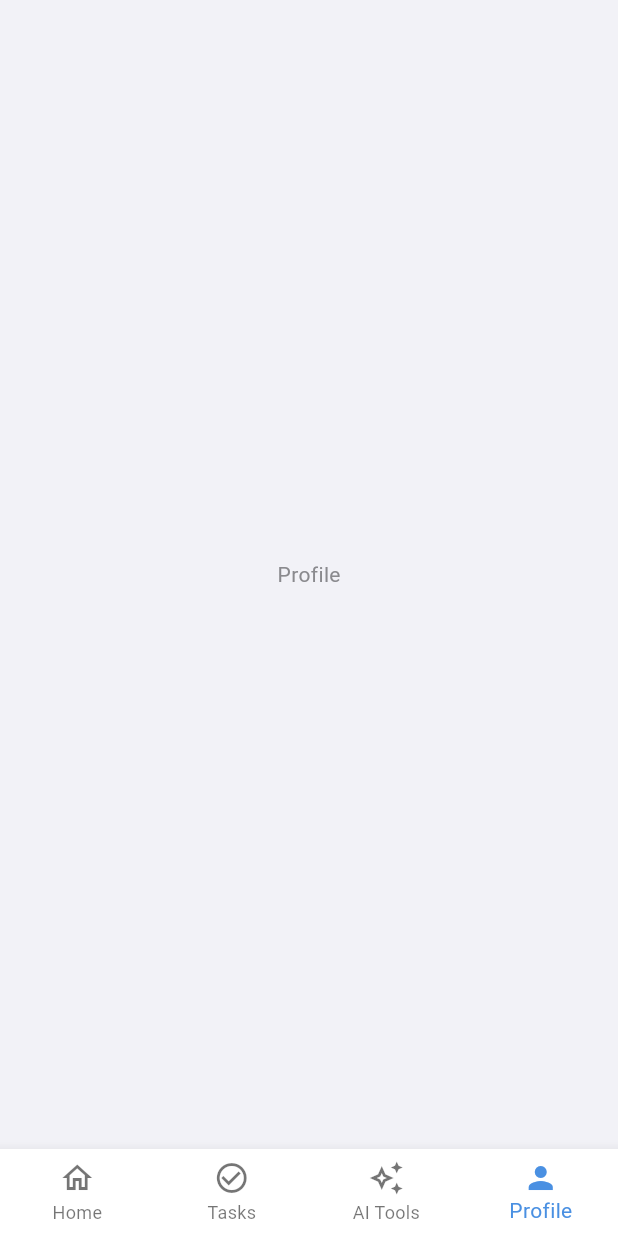
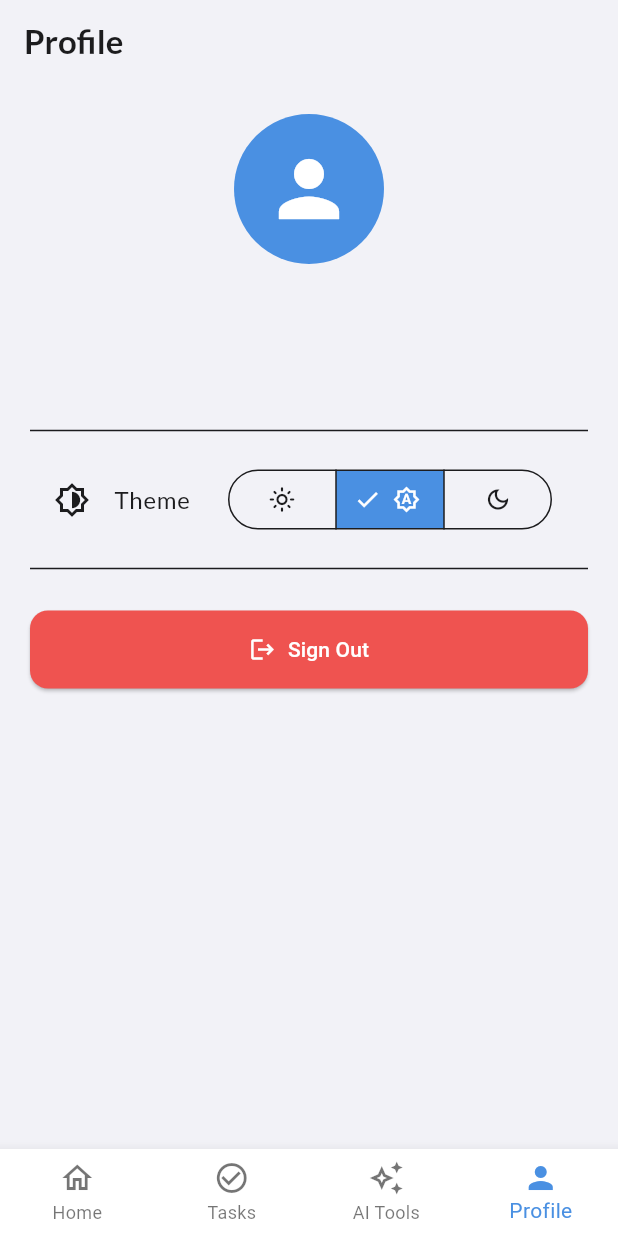
Before and after one commit to devameerhamxa/taskflow_AI, a Flutter app: the screen it shows once a user with an empty profile is signed in, item 4 of the bottom bar chosen, on a phone screen of 412 x 824 dp. Run offline on Flutter 3.47's test engine with Material 3 defaults, Android fonts, the phone set to English and light mode, and no system bars; our stand-ins replace cloud_firestore, firebase_auth, firebase_core, flutter_dotenv, flutter_riverpod, flutter_svg and 5 more; accounts and stored records are empty.

Commit message:
profile updated

```diff
--- /dev/null
+++ b/devtools_options.yaml
@@ -0,0 +1,3 @@
+description: This file stores settings for Dart & Flutter DevTools.
+documentation: https://docs.flutter.dev/tools/devtools/extensions#configure-extension-enablement-states
+extensions:
--- /dev/null
+++ b/lib/core/providers/theme_provider.dart
@@ -0,0 +1,41 @@
+import 'package:flutter/material.dart';
+import 'package:flutter_riverpod/flutter_riverpod.dart';
+import 'package:shared_preferences/shared_preferences.dart';
+
+// 1. A new provider that will expose the SharedPreferences instance.
+// We throw an error because it MUST be overridden in main.dart.
+final sharedPreferencesProvider = Provider<SharedPreferences>((ref) {
+  throw UnimplementedError();
+});
+
+// 2. The theme provider now depends on the SharedPreferences provider.
+final themeNotifierProvider = StateNotifierProvider<ThemeNotifier, ThemeMode>((
+  ref,
+) {
+  final prefs = ref.watch(sharedPreferencesProvider);
+  return ThemeNotifier(prefs);
+});
+
+class ThemeNotifier extends StateNotifier<ThemeMode> {
+  static const _themePreferenceKey = 'theme_preference';
+  final SharedPreferences _prefs;
+
+  // 3. The constructor now accepts the SharedPreferences instance.
+  ThemeNotifier(this._prefs) : super(ThemeMode.system) {
+    _loadTheme();
+  }
+
+  // Load theme using the provided instance.
+  void _loadTheme() {
+    final themeIndex = _prefs.getInt(_themePreferenceKey) ?? 0;
+    state = ThemeMode.values[themeIndex];
+  }
+
+  // Set theme using the provided instance.
+  Future<void> setTheme(ThemeMode themeMode) async {
+    if (state != themeMode) {
+      state = themeMode;
+      await _prefs.setInt(_themePreferenceKey, themeMode.index);
+    }
+  }
+}
--- a/lib/features/auth/application/auth_providers.dart
+++ b/lib/features/auth/application/auth_providers.dart
@@ -4,32 +4,41 @@ import 'package:taskflow_ai/features/auth/domain/auth_repository.dart';
 import 'package:taskflow_ai/features/auth/domain/user_profile_model.dart';
 import 'package:taskflow_ai/features/auth/infrastructure/firebase_auth_repository.dart';
 
-// 1. Repository Provider
+// 1. Repository Provider (no change)
 final authRepositoryProvider = Provider<AuthRepository>((ref) {
   return FirebaseAuthRepository();
 });
 
-// 2. Auth State Changes Provider
+// 2. Auth State Changes Provider (no change)
 final authStateChangesProvider = StreamProvider<User?>((ref) {
   final authRepository = ref.watch(authRepositoryProvider);
   return authRepository.authStateChanges;
 });
 
-// 3. Auth Controller Provider (StateNotifier)
+// --- THIS IS THE FIX ---
+// 4. User Profile Provider (Corrected Logic)
+final userProfileProvider = FutureProvider<UserProfile?>((ref) {
+  // Watch the AsyncValue of the auth state stream
+  final authState = ref.watch(authStateChangesProvider);
+  final authRepository = ref.watch(authRepositoryProvider);
+
+  // Get the user from the AsyncValue.data
+  final user = authState.asData?.value;
+
+  // If the user is logged in, fetch their profile. Otherwise, return null.
+  if (user != null) {
+    return authRepository.getUserProfile(user.uid);
+  }
+  return null;
+});
+// --- END OF FIX ---
+
+// 3. Auth Controller Provider (no change needed here)
 final authControllerProvider = StateNotifierProvider<AuthController, bool>((
   ref,
 ) {
   final authRepository = ref.watch(authRepositoryProvider);
   return AuthController(authRepository, ref);
-});
-
-// 4. User Profile Provider
-// Fetches the profile of the currently logged-in user.
-final userProfileProvider = FutureProvider<UserProfile?>((ref) {
-  // Watching authStateChangesProvider ensures this provider re-runs on login/logout
-  ref.watch(authStateChangesProvider);
-  final authRepository = ref.watch(authRepositoryProvider);
-  return authRepository.getUserProfile();
 });
 
 class AuthController extends StateNotifier<bool> {
--- a/lib/features/auth/domain/auth_repository.dart
+++ b/lib/features/auth/domain/auth_repository.dart
@@ -5,8 +5,10 @@ abstract class AuthRepository {
   Stream<User?> get authStateChanges;
   User? get currentUser;
 
-  // New method to get user profile
-  Future<UserProfile?> getUserProfile();
+  // --- THIS IS THE FIX ---
+  // The method now requires the user ID, removing ambiguity.
+  Future<UserProfile?> getUserProfile(String userId);
+  // --- END OF FIX ---
 
   Future<void> signUpWithEmailAndPassword({
     required String email,
--- a/lib/features/dashboard/presentation/screens/main_screen.dart
+++ b/lib/features/dashboard/presentation/screens/main_screen.dart
@@ -1,5 +1,6 @@
 import 'package:flutter/material.dart';
 import 'package:taskflow_ai/features/dashboard/presentation/screens/home_screen.dart';
+import 'package:taskflow_ai/features/dashboard/presentation/screens/profile_screen.dart';
 import 'package:taskflow_ai/features/tasks/presentation/screens/task_list_screen.dart';
 
 class MainScreen extends StatefulWidget {
@@ -12,12 +13,12 @@ class MainScreen extends StatefulWidget {
 class _MainScreenState extends State<MainScreen> {
   int _selectedIndex = 0;
 
+  // Replace the placeholder with the actual ProfileScreen
   static const List<Widget> _widgetOptions = <Widget>[
     HomeScreen(),
     TaskListScreen(),
-    // Add other main screens here later, e.g., AI Tools Hub, Profile
-    Scaffold(body: Center(child: Text('AI Tools Hub'))),
-    Scaffold(body: Center(child: Text('Profile'))),
+    Scaffold(body: Center(child: Text('AI Tools Hub'))), // Placeholder
+    ProfileScreen(), // <-- UPDATED
   ];
 
   void _onItemTapped(int index) {
@@ -55,7 +56,7 @@ class _MainScreenState extends State<MainScreen> {
         ],
         currentIndex: _selectedIndex,
         onTap: _onItemTapped,
-        type: BottomNavigationBarType.fixed, // Good for 4+ items
+        type: BottomNavigationBarType.fixed,
         showUnselectedLabels: true,
       ),
     );
--- /dev/null
+++ b/lib/features/dashboard/presentation/screens/profile_screen.dart
@@ -0,0 +1,114 @@
+import 'package:flutter/material.dart';
+import 'package:flutter_riverpod/flutter_riverpod.dart';
+import 'package:google_fonts/google_fonts.dart';
+import 'package:taskflow_ai/core/constants/app_theme.dart';
+import 'package:taskflow_ai/core/providers/theme_provider.dart';
+import 'package:taskflow_ai/features/auth/application/auth_providers.dart';
+
+class ProfileScreen extends ConsumerWidget {
+  const ProfileScreen({super.key});
+
+  @override
+  Widget build(BuildContext context, WidgetRef ref) {
+    final userProfileAsync = ref.watch(userProfileProvider);
+    final theme = Theme.of(context);
+    final currentTheme = ref.watch(themeNotifierProvider);
+
+    return Scaffold(
+      appBar: AppBar(
+        title: Text(
+          'Profile',
+          style: GoogleFonts.lato(fontWeight: FontWeight.bold),
+        ),
+        elevation: 0,
+        backgroundColor: theme.scaffoldBackgroundColor,
+      ),
+      body: ListView(
+        padding: const EdgeInsets.all(20.0),
+        children: [
+          userProfileAsync.when(
+            data: (user) => user != null
+                ? Column(
+                    children: [
+                      const CircleAvatar(
+                        radius: 50,
+                        backgroundColor: AppTheme.primaryColor,
+                        child: Icon(
+                          Icons.person,
+                          size: 60,
+                          color: Colors.white,
+                        ),
+                      ),
+                      const SizedBox(height: 16),
+                      Text(
+                        user.name,
+                        style: GoogleFonts.lato(
+                          fontSize: 24,
+                          fontWeight: FontWeight.bold,
+                        ),
+                      ),
+                      Text(
+                        user.email,
+                        style: GoogleFonts.lato(
+                          fontSize: 16,
+                          color: theme.textTheme.bodyMedium?.color,
+                        ),
+                      ),
+                    ],
+                  )
+                : const Center(child: Text('User not found')),
+            loading: () => const Center(child: CircularProgressIndicator()),
+            error: (e, s) => Center(child: Text('Error: $e')),
+          ),
+          const SizedBox(height: 30),
+          const Divider(),
+          const SizedBox(height: 10),
+          ListTile(
+            leading: const Icon(Icons.brightness_6_outlined),
+            title: Text('Theme', style: GoogleFonts.lato(fontSize: 16)),
+            trailing: SegmentedButton<ThemeMode>(
+              segments: const [
+                ButtonSegment(
+                  value: ThemeMode.light,
+                  icon: Icon(Icons.light_mode_outlined),
+                ),
+                ButtonSegment(
+                  value: ThemeMode.system,
+                  icon: Icon(Icons.brightness_auto_outlined),
+                ),
+                ButtonSegment(
+                  value: ThemeMode.dark,
+                  icon: Icon(Icons.dark_mode_outlined),
+                ),
+              ],
+              selected: {currentTheme},
+              onSelectionChanged: (newSelection) {
+                ref
+                    .read(themeNotifierProvider.notifier)
+                    .setTheme(newSelection.first);
+              },
+            ),
+          ),
+          const SizedBox(height: 10),
+          const Divider(),
+          const SizedBox(height: 20),
+          ElevatedButton.icon(
+            onPressed: () {
+              ref.read(authControllerProvider.notifier).signOut();
+            },
+            icon: const Icon(Icons.logout),
+            label: const Text('Sign Out'),
+            style: ElevatedButton.styleFrom(
+              backgroundColor: Colors.red.shade400,
+              foregroundColor: Colors.white,
+              padding: const EdgeInsets.symmetric(vertical: 16),
+              shape: RoundedRectangleBorder(
+                borderRadius: BorderRadius.circular(12),
+              ),
+            ),
+          ),
+        ],
+      ),
+    );
+  }
+}
--- a/lib/main.dart
+++ b/lib/main.dart
@@ -3,8 +3,10 @@
 import 'package:firebase_core/firebase_core.dart';
 import 'package:flutter/material.dart';
 import 'package:flutter_riverpod/flutter_riverpod.dart';
+import 'package:shared_preferences/shared_preferences.dart'; // Import package
 import 'package:taskflow_ai/core/constants/app_theme.dart';
-import 'package:taskflow_ai/core/services/config_service.dart'; // Import the new service
+import 'package:taskflow_ai/core/providers/theme_provider.dart';
+import 'package:taskflow_ai/core/services/config_service.dart';
 import 'package:taskflow_ai/features/auth/presentation/screens/auth_gate.dart';
 import 'package:taskflow_ai/firebase_options.dart';
 
@@ -13,21 +15,27 @@
     () async {
       WidgetsFlutterBinding.ensureInitialized();
 
-      // Initialize our new ConfigService to load all secret keys
+      // --- THIS IS THE FIX ---
+      // 1. Initialize SharedPreferences here.
+      final prefs = await SharedPreferences.getInstance();
+      // --- END OF FIX ---
+
       await ConfigService.instance.initialize();
-
-      // Initialize Firebase
       await Firebase.initializeApp(
         options: DefaultFirebaseOptions.currentPlatform,
       );
-
-      // Global Flutter error handler
       FlutterError.onError = (FlutterErrorDetails details) {
         FlutterError.presentError(details);
         log("🔥 Flutter Error: ${details.exceptionAsString()}");
       };
 
-      runApp(const ProviderScope(child: MyApp()));
+      // 2. Override the provider with the initialized instance.
+      runApp(
+        ProviderScope(
+          overrides: [sharedPreferencesProvider.overrideWithValue(prefs)],
+          child: const MyApp(),
+        ),
+      );
     },
     (error, stackTrace) {
       log("💥 Uncaught Error: $error");
@@ -36,16 +44,18 @@
   );
 }
 
-class MyApp extends StatelessWidget {
+class MyApp extends ConsumerWidget {
   const MyApp({super.key});
 
   @override
-  Widget build(BuildContext context) {
+  Widget build(BuildContext context, WidgetRef ref) {
+    final themeMode = ref.watch(themeNotifierProvider);
+
     return MaterialApp(
       title: 'TaskFlow AI',
       theme: AppTheme.lightTheme,
       darkTheme: AppTheme.darkTheme,
-      themeMode: ThemeMode.system,
+      themeMode: themeMode,
       debugShowCheckedModeBanner: false,
       home: const AuthGate(),
     );
--- a/pubspec.yaml
+++ b/pubspec.yaml
@@ -46,6 +46,7 @@ dependencies:
   flutter_dotenv: ^6.0.0
   google_generative_ai: ^0.4.7
   permission_handler: ^12.0.1
+  shared_preferences: ^2.5.3
 
   # State Management
   flutter_riverpod: ^2.3.10
```
Also changed, not shown: lib/features/auth/infrastructure/firebase_auth_repository.dart (+10 -13 lines), pubspec.lock, 1 other file.
